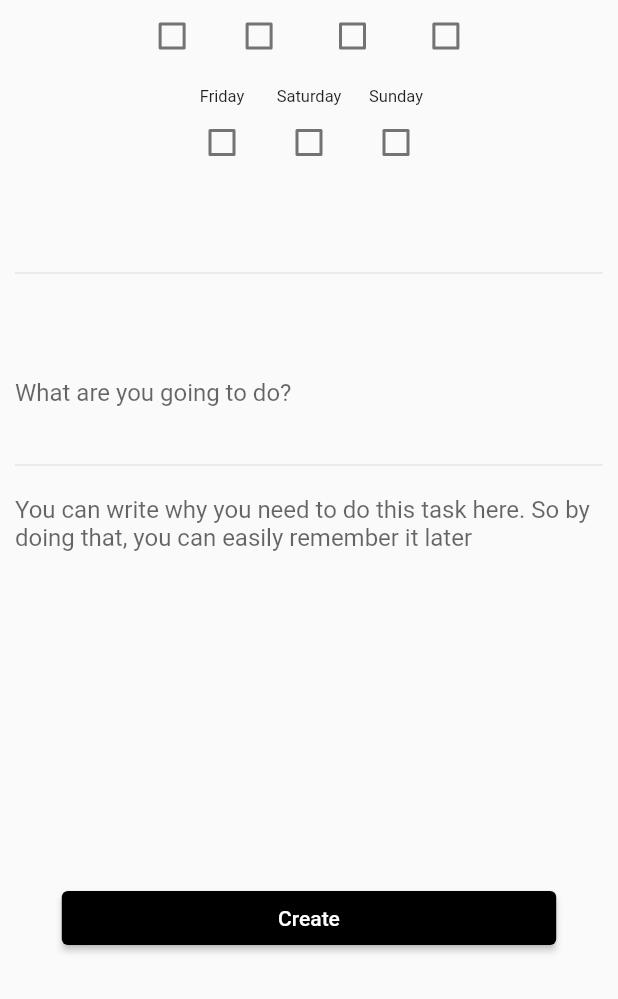
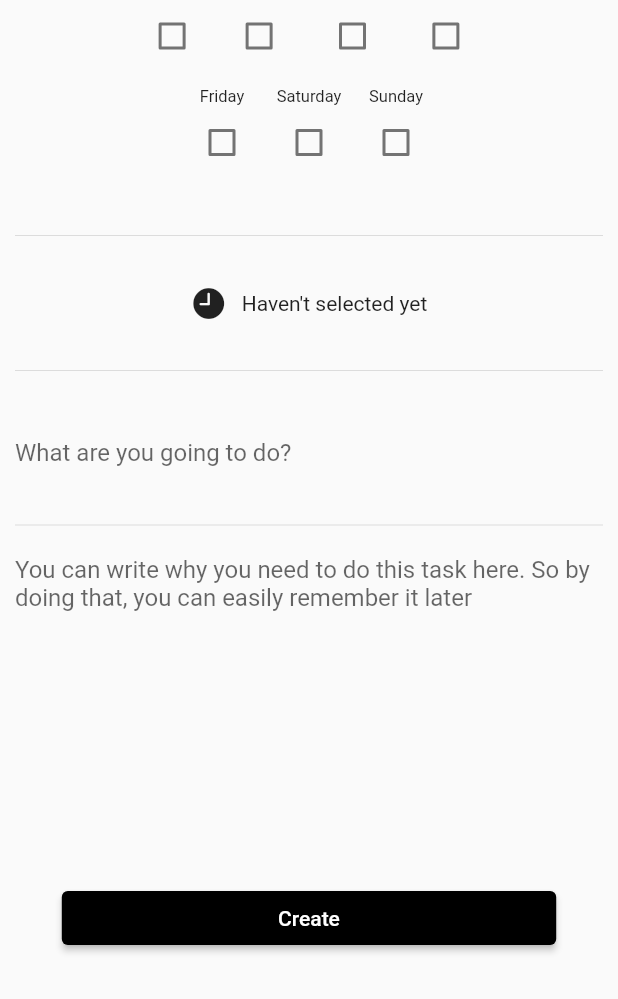
Before and after one commit to theiskaa/Visual-Time, a Flutter app: the screen it shows after launch, after a tap on the "add" icon, on a phone screen of 412 x 824 dp, the part 237-1236 px from its top. Run offline on Flutter 3.47's test engine with Material 2 defaults, Android fonts, the light colour scheme and no system bars; our stand-ins replace hive, hive_flutter, logger; accounts and stored records are empty.

Commit message:
Add task timeout option and make it work

```diff
--- a/lib/core/model/task.dart
+++ b/lib/core/model/task.dart
@@ -1,4 +1,3 @@
-import 'package:flutter/widgets.dart';
 import 'package:hive/hive.dart';
 import 'package:vtime/core/model/vt_model.dart';
 
@@ -13,37 +12,36 @@ class Task extends HiveObject implements VTModel {
   final String? description;
 
   @HiveField(2)
-  final String? startTime;
+  final String? uniquekey;
 
   @HiveField(3)
-  final String? endTime;
-
+  final int? hours;
 
   @HiveField(4)
-  final String? uniquekey;
+  final int? minutes;
 
   Task({
     this.title,
     this.description,
-    this.startTime,
-    this.endTime,
     this.uniquekey,
+    this.hours,
+    this.minutes,
   });
 
   @override
   Task copyWith({
     String? title,
     String? description,
-    String? startTime,
-    String? endTime,
     String? uniquekey,
+    int? hours,
+    int? minutes,
   }) {
     return Task(
       title: title ?? this.title,
       description: description ?? this.description,
-      startTime: startTime ?? this.startTime,
-      endTime: endTime ?? this.endTime,
       uniquekey: uniquekey ?? this.uniquekey,
+      hours: hours ?? this.hours,
+      minutes: minutes ?? this.minutes,
     );
   }
 
@@ -51,16 +49,16 @@ class Task extends HiveObject implements VTModel {
   Task.fromJson(Map<String, dynamic>? json)
       : title = json?['title'],
         description = json?['description'],
-        startTime = json?['startTime'],
-        endTime = json?['endTime'],
-        uniquekey = json?['uniquekey'];
+        uniquekey = json?['uniquekey'],
+        hours = json?['hours'],
+        minutes = json?['minutes'];
 
   @override
   Map<String, dynamic> toJson() => {
         'title': title,
         'description': description,
-        'startTime': startTime,
-        'endTime': endTime,
         'uniquekey': uniquekey,
+        'hours': hours,
+        'minutes': minutes,
       };
 }
--- a/lib/view/create.dart
+++ b/lib/view/create.dart
@@ -1,3 +1,4 @@
+import 'package:flutter/cupertino.dart';
 import 'package:flutter/foundation.dart';
 import 'package:flutter/material.dart';
 import 'package:hive/hive.dart';
@@ -20,6 +21,8 @@ class CreateTaskPageState extends State<CreateTaskPage> {
   final formKey = GlobalKey<FormState>();
   final titleTextController = TextEditingController();
   final desTextController = TextEditingController();
+
+  Duration durationOfTask = Duration.zero;
 
   bool? monday = false,
       tuesday = false,
@@ -46,9 +49,23 @@ class CreateTaskPageState extends State<CreateTaskPage> {
               const SizedBox(height: 130),
               Wrap(children: [for (var i = 0; i < 4; i++) dayChecker(i)]),
               Wrap(children: [for (var i = 4; i < 7; i++) dayChecker(i)]),
-              const SizedBox(height: 50),
+              const SizedBox(height: 25),
               const Divider(),
-              const SizedBox(height: 50),
+              const SizedBox(height: 25),
+              GestureDetector(
+                onTap: () => showTimePicker(),
+                child: Row(
+                  mainAxisAlignment: MainAxisAlignment.center,
+                  children: [
+                    const Icon(CupertinoIcons.clock_fill),
+                    const SizedBox(width: 10),
+                    Text(durationOfTask.toHumanLang())
+                  ],
+                ),
+              ),
+              const SizedBox(height: 25),
+              const Divider(),
+              const SizedBox(height: 25),
               TextFormField(
                 controller: titleTextController,
                 maxLines: 2,
@@ -63,6 +80,7 @@ class CreateTaskPageState extends State<CreateTaskPage> {
               const SizedBox(width: 15),
               TextFormField(
                 controller: desTextController,
+                minLines: 1,
                 maxLines: 15,
                 decoration: ViewUtils().nonBorderInputDecoration(
                   hint:
@@ -73,6 +91,30 @@ class CreateTaskPageState extends State<CreateTaskPage> {
           ),
         ),
       ),
+    );
+  }
+
+  Future<void> showTimePicker() async {
+    showModalBottomSheet(
+      shape: RoundedRectangleBorder(borderRadius: BorderRadius.circular(20.0)),
+      backgroundColor: Colors.white,
+      context: context,
+      builder: (builder) {
+        return SizedBox(
+          height: MediaQuery.of(context).copyWith().size.height / 3,
+          child: SizedBox.expand(
+            child: CupertinoTimerPicker(
+              mode: CupertinoTimerPickerMode.hm,
+              minuteInterval: 1,
+              secondInterval: 1,
+              initialTimerDuration: durationOfTask,
+              onTimerDurationChanged: (newTime) {
+                setState(() => durationOfTask = newTime);
+              },
+            ),
+          ),
+        );
+      },
     );
   }
 
@@ -156,12 +198,15 @@ class CreateTaskPageState extends State<CreateTaskPage> {
       return;
     }
 
+    if (durationOfTask == Duration.zero) {
+      return;
+    }
     Task task = Task(
       uniquekey: '',
       title: titleTextController.text,
       description: desTextController.text,
-      startTime: '12:00',
-      endTime: '19:00',
+      hours: durationOfTask.inHours,
+      minutes: durationOfTask.inMinutes.remainder(60),
     );
 
     for (var i in managableDaysIndexes!) {
--- a/lib/view/widgets/themes.dart
+++ b/lib/view/widgets/themes.dart
@@ -2,9 +2,8 @@ import 'package:flutter/material.dart';
 
 class Themes {
   final defaultTheme = ThemeData(
-    // Define the default brightness and colors.
     brightness: Brightness.light,
-    primaryColor: Colors.grey[900],
+    primaryColor: Colors.black,
     accentColor: Colors.black,
     elevatedButtonTheme: ElevatedButtonThemeData(
       style: ButtonStyle(
--- a/lib/view/widgets/utils.dart
+++ b/lib/view/widgets/utils.dart
@@ -29,3 +29,25 @@ class ViewUtils {
     );
   }
 }
+
+extension DurationToHumanLangEXT on Duration {
+  String toHumanLang() {
+    var inMinutes = this.inMinutes.remainder(60).toString();
+    var inHours = this.inHours.toString();
+
+    if (this == Duration.zero) {
+      return "Haven't selected yet";
+    }
+    if (inMinutes != '0' && inHours != '0') {
+      return '$inHours hours and $inMinutes minutes';
+    }
+    if (inHours != '0' && inMinutes == '0') {
+      return '$inHours hours';
+    }
+    if (inMinutes != '0' && inHours != '0') {
+      return '$inMinutes minutes';
+    }
+
+    return '';
+  }
+}
--- a/pubspec.yaml
+++ b/pubspec.yaml
@@ -13,7 +13,7 @@ dependencies:
     sdk: flutter
   flutter_lints: ^1.0.2
   hive: ^2.0.4
-  hive_flutter: ^1.0.0
+  hive_flutter: ^1.1.0
   flutter_bloc: ^7.0.1
   logger:
 
```
Also changed, not shown: lib/view/day_view.dart (+7 -1 lines), lib/core/model/task.g.dart, 4 other files.
